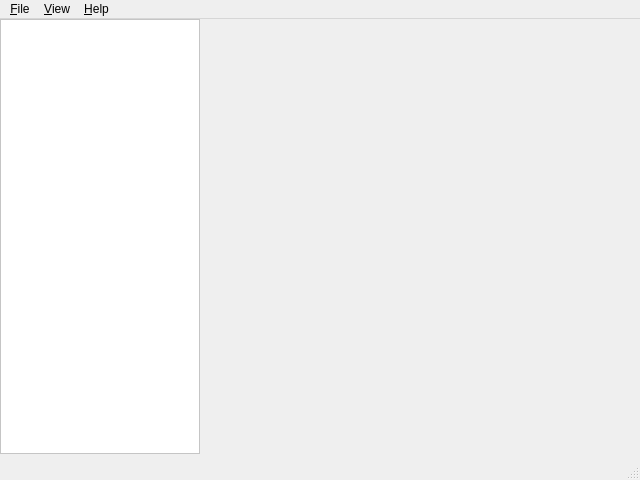
Qt form Panels/MainWindow.ui (maddeer-timer/Viewer3D) before a commit.
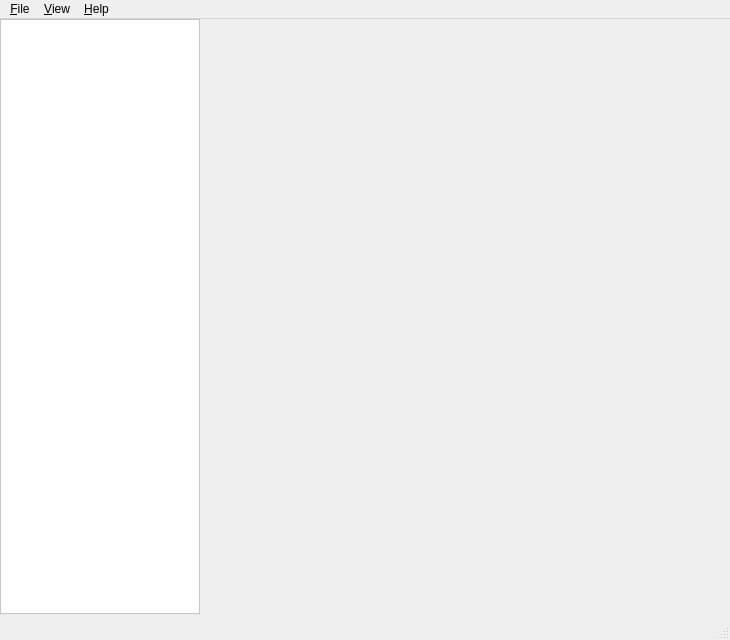
The same form after that commit.

```diff
--- a/Panels/MainWindow.ui
+++ b/Panels/MainWindow.ui
@@ -6,20 +6,20 @@
    <rect>
     <x>0</x>
     <y>0</y>
-    <width>640</width>
-    <height>480</height>
+    <width>730</width>
+    <height>640</height>
    </rect>
   </property>
   <property name="minimumSize">
    <size>
-    <width>640</width>
-    <height>480</height>
+    <width>730</width>
+    <height>640</height>
    </size>
   </property>
   <property name="maximumSize">
    <size>
-    <width>640</width>
-    <height>480</height>
+    <width>730</width>
+    <height>640</height>
    </size>
   </property>
   <property name="windowTitle">
@@ -32,19 +32,19 @@
       <x>0</x>
       <y>0</y>
       <width>200</width>
-      <height>435</height>
+      <height>595</height>
      </rect>
     </property>
     <property name="minimumSize">
      <size>
       <width>200</width>
-      <height>435</height>
+      <height>595</height>
      </size>
     </property>
     <property name="maximumSize">
      <size>
       <width>200</width>
-      <height>435</height>
+      <height>595</height>
      </size>
     </property>
     <property name="styleSheet">
@@ -66,7 +66,7 @@
     <rect>
      <x>0</x>
      <y>0</y>
-     <width>640</width>
+     <width>730</width>
      <height>23</height>
     </rect>
    </property>
```
